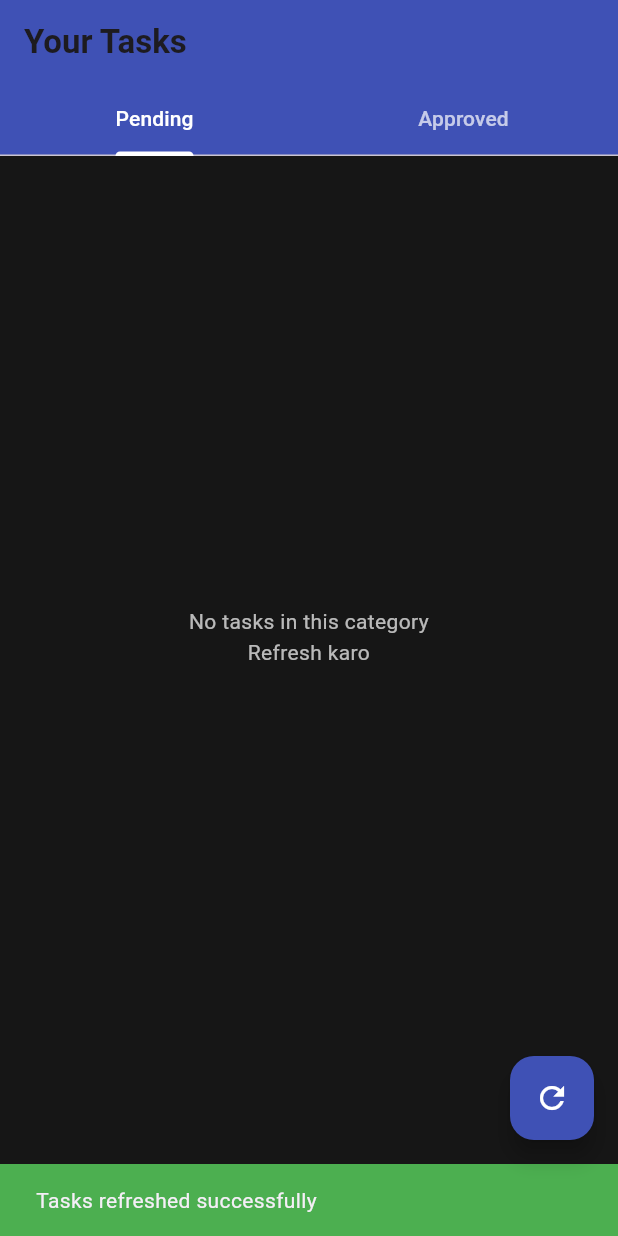
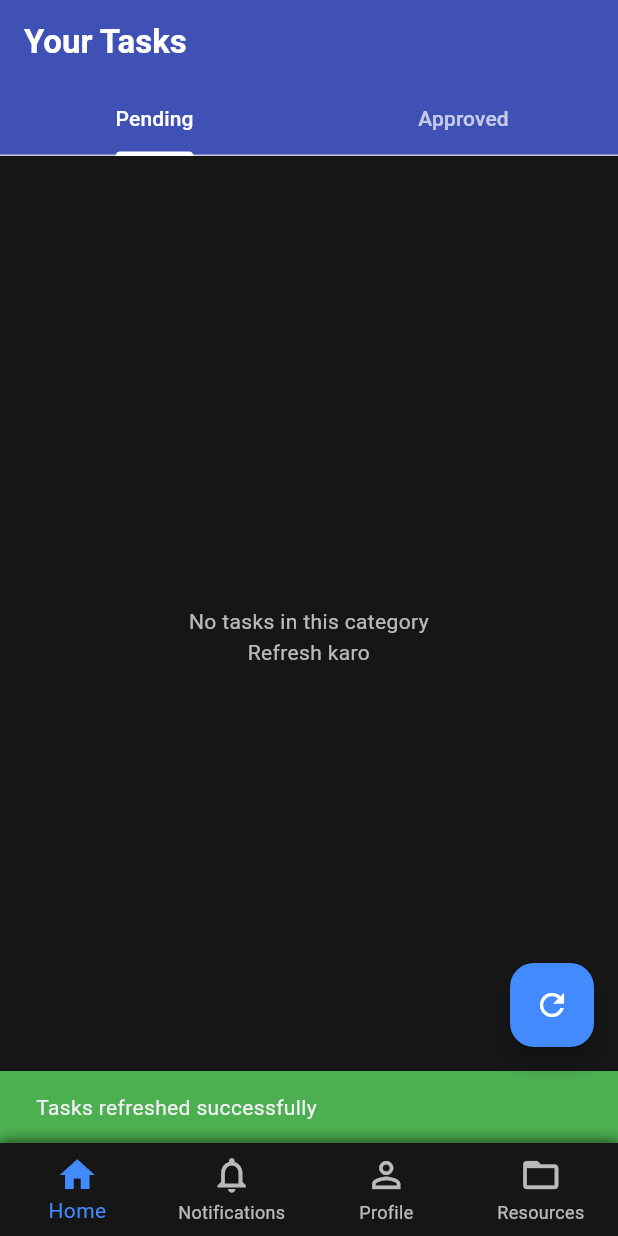
Before and after one commit to Abbas1243/ISA-APP-DEV, a Flutter app: the YourTasksScreen screen opened directly, after a tap on the "refresh" icon, on a phone screen of 412 x 824 dp. Run offline on Flutter 3.47's test engine with Material 3 defaults, Android fonts, the phone set to English and light mode, and no system bars; our stand-ins replace supabase_flutter; accounts and stored records are empty.

Commit message:
Bottom Navbar Added

```diff
--- /dev/null
+++ b/week4/isa_task_app/lib/profile_page.dart
@@ -0,0 +1,14 @@
+import 'package:flutter/material.dart';
+
+class ProfilePage extends StatelessWidget {
+  const ProfilePage({Key? key}) : super(key: key);
+
+  @override
+  Widget build(BuildContext context) {
+    return Scaffold(
+      body: Center(
+          child: Text(
+              'Profile Page -- paayal')), //line no. 197 of your_task.dart se call kiya hai
+    );
+  }
+}
--- a/week4/isa_task_app/lib/yours_task.dart
+++ b/week4/isa_task_app/lib/yours_task.dart
@@ -1,4 +1,5 @@
 import 'package:flutter/material.dart';
+import 'package:isa_task_app/profile_page.dart';
 import 'package:supabase_flutter/supabase_flutter.dart';
 
 final supabase = Supabase.instance.client;
@@ -97,9 +98,10 @@ class _YourTasksScreenState extends State<YourTasksScreen>
     return Scaffold(
       backgroundColor: const Color(0xFF161616),
       appBar: AppBar(
+        automaticallyImplyLeading: false,
         backgroundColor: const Color(0xFF3F51B5),
         title: const Text('Your Tasks',
-            style: TextStyle(fontWeight: FontWeight.bold)),
+            style: TextStyle(fontWeight: FontWeight.bold, color: Colors.white)),
         bottom: TabBar(
           controller: _tabController,
           tabs: const [
@@ -132,10 +134,74 @@ class _YourTasksScreenState extends State<YourTasksScreen>
             ),
           );
         },
-        backgroundColor: const Color(0xFF3F51B5),
+        backgroundColor: Colors.blueAccent,
         child: const Icon(
           Icons.refresh,
           color: Colors.white,
+        ),
+      ),
+      floatingActionButtonLocation: FloatingActionButtonLocation.endFloat,
+      bottomNavigationBar: Container(
+        decoration: BoxDecoration(
+          color: const Color(0xFF161616),
+          boxShadow: [
+            BoxShadow(
+              color: Colors.black.withOpacity(0.5),
+              blurRadius: 6,
+              offset: const Offset(0, -2),
+            ),
+          ],
+        ),
+        child: BottomNavigationBar(
+          backgroundColor: const Color(0xFF161616),
+          selectedItemColor: Colors.blueAccent,
+          unselectedItemColor: Colors.white70,
+          showUnselectedLabels: true,
+          type: BottomNavigationBarType.fixed,
+          items: [
+            BottomNavigationBarItem(
+              icon: Icon(Icons.home_outlined, size: 28),
+              activeIcon: Icon(Icons.home, size: 28, color: Colors.blueAccent),
+              label: 'Home',
+            ),
+            BottomNavigationBarItem(
+              icon: Icon(Icons.notifications_none, size: 28),
+              activeIcon:
+                  Icon(Icons.notifications, size: 28, color: Colors.blueAccent),
+              label: 'Notifications',
+            ),
+            BottomNavigationBarItem(
+              icon: Icon(Icons.person_outline, size: 28),
+              activeIcon:
+                  Icon(Icons.person, size: 28, color: Colors.blueAccent),
+              label: 'Profile',
+            ),
+            BottomNavigationBarItem(
+              icon: Icon(Icons.folder_open_outlined, size: 28),
+              activeIcon:
+                  Icon(Icons.folder, size: 28, color: Colors.blueAccent),
+              label: 'Resources',
+            ),
+          ],
+          onTap: (index) {
+            switch (index) {
+              case 0:
+                Navigator.pushNamed(context, '/home');
+                break;
+              case 1:
+                Navigator.pushNamed(context, '/notifications');
+                break;
+              case 2:
+                Navigator.push(
+                  context,
+                  MaterialPageRoute(builder: (context) => ProfilePage()),
+                );
+                break;
+              case 3:
+                Navigator.pushNamed(context, '/resources');
+                break;
+            }
+          },
         ),
       ),
     );
@@ -180,7 +246,7 @@ class _YourTasksScreenState extends State<YourTasksScreen>
       margin: const EdgeInsets.symmetric(horizontal: 16, vertical: 8),
       padding: const EdgeInsets.all(16),
       decoration: BoxDecoration(
-        color: const Color(0xFF1E1E1E), // Slightly lighter for better contrast
+        color: const Color(0xFF1E1E1E),
         borderRadius: BorderRadius.circular(12),
         boxShadow: [
           BoxShadow(
```
